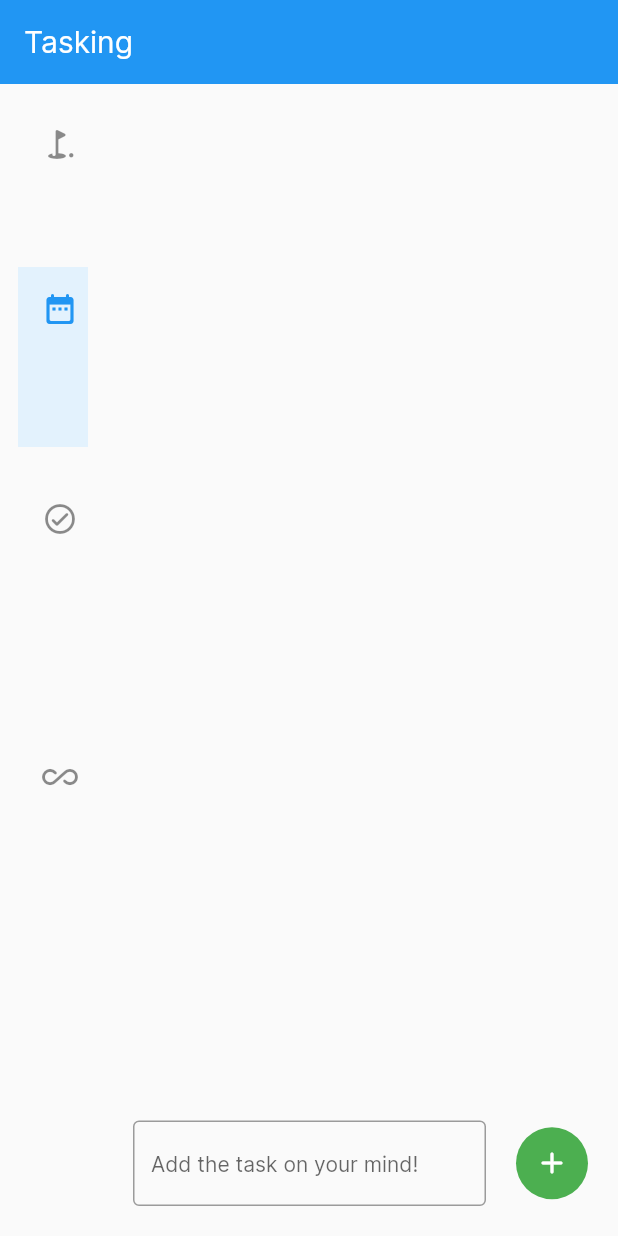
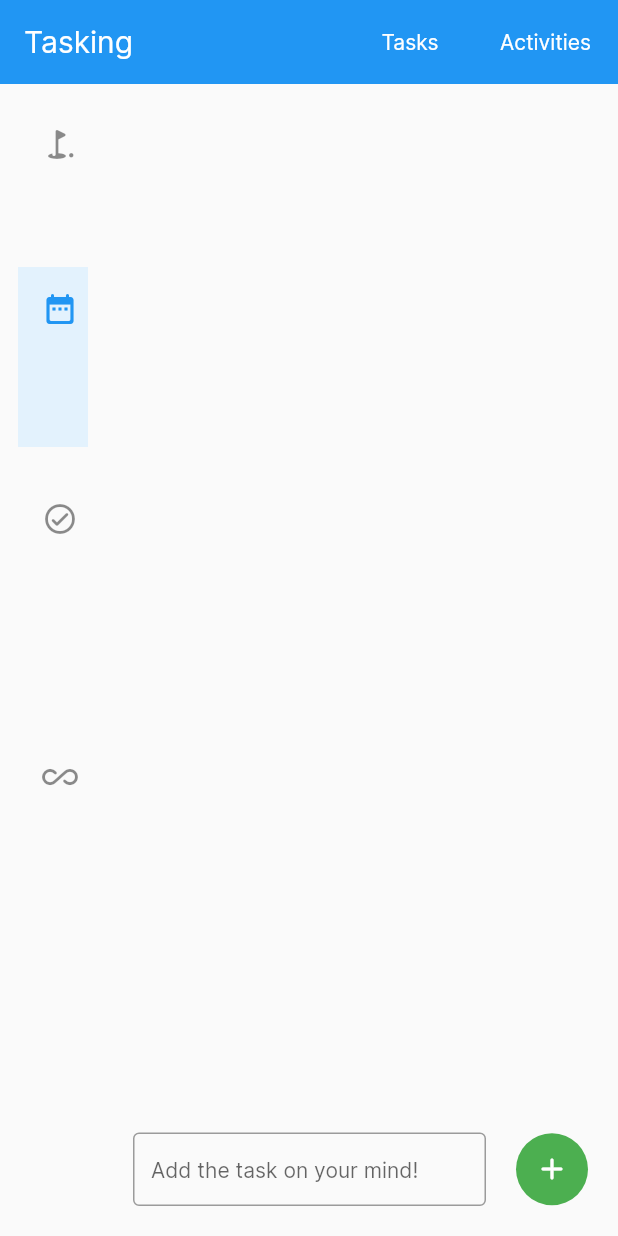
Before and after one commit to 10tux/tasking, a Flutter app: the screen it shows after launch, on a phone screen of 412 x 824 dp. Run offline on Flutter 3.47's test engine with Material 2 defaults, Android fonts, the phone set to English and light mode, and no system bars; missing offline and left inert: dart:ffi, desktop_window, sqlite3.

Commit message:
intermediate reference commit

```diff
--- a/lib/main.dart
+++ b/lib/main.dart
@@ -2,7 +2,8 @@ import 'package:desktop_window/desktop_window.dart';
 import 'package:flutter/material.dart';
 import 'package:provider/provider.dart';
 
-import 'screens/home_screen.dart';
+import 'screens/tasks_screen.dart';
+import 'screens/activities_screen.dart';
 import 'logic/database.dart';
 import 'logic/data_structures.dart';
 
@@ -55,7 +56,10 @@ class _MyAppState extends State<MyApp> {
             subtitle1: TextStyle(fontSize: 14),
             subtitle2: TextStyle(fontSize: 14),
           )),
-      home: MyHomePage(title: 'Tasking'), // Landing page with task details
+      routes: {
+        '/': (context) => TasksScreen(), // Landing page with task details
+        '/activities': (context) => ActivitiesScreen(),
+      },
     );
   }
 }
--- /dev/null
+++ b/lib/screens/activities_screen.dart
@@ -0,0 +1,11 @@
+import 'package:flutter/material.dart';
+import 'widgets/app_bar.dart';
+
+class ActivitiesScreen extends StatelessWidget {
+  @override
+  Widget build(BuildContext context) {
+    return Scaffold(
+      appBar: taskingAppBar(context),
+    );
+  }
+}
--- a/lib/screens/home_screen.dart
+++ b/lib/screens/tasks_screen.dart
@@ -2,25 +2,21 @@ import 'package:flutter/material.dart';
 import 'package:provider/provider.dart';
 import '../logic/database.dart';
 import '../logic/data_structures.dart';
+import 'widgets/app_bar.dart';
 
 /// Landing page with all task details
 ///
 /// Widget contains a header with application name
 /// On the left lies the menu for filtering tasks
 /// On the right list of tasks are displayed
-/// Towars the bottom input provided for new taks
-class MyHomePage extends StatelessWidget {
-  MyHomePage({Key key, this.title}) : super(key: key);
-
-  final String title;
+/// Towards the bottom an input box is provided for new taks
+class TasksScreen extends StatelessWidget {
+  TasksScreen({Key key}) : super(key: key);
 
   @override
   Widget build(BuildContext context) {
     return Scaffold(
-      appBar: AppBar(
-        title: Text(title),
-        elevation: 0,
-      ),
+      appBar: taskingAppBar(context),
       body: Container(
         child: Row(
           children: [
@@ -265,6 +261,7 @@ class _AddTaskState extends State<AddTask> {
                 decoration: const InputDecoration(
                   hintText: "Add the task on your mind!",
                   border: OutlineInputBorder(),
+                  isDense: true,
                 ),
                 onChanged: (value) {
                   this.setState(() {
--- /dev/null
+++ b/lib/screens/widgets/app_bar.dart
@@ -0,0 +1,26 @@
+import 'package:flutter/material.dart';
+
+final taskingAppBar = (BuildContext context) => AppBar(
+      title: Text('Tasking'),
+      actions: [
+        Container(
+          padding: EdgeInsets.all(10),
+          child: TextButton(
+            onPressed: () {
+              Navigator.pushNamed(context, '/');
+            },
+            child: Text('Tasks', style: TextStyle(color: Colors.white)),
+          ),
+        ),
+        Container(
+          padding: EdgeInsets.all(10),
+          child: TextButton(
+            onPressed: () {
+              Navigator.pushNamed(context, '/activities');
+            },
+            child: Text('Activities', style: TextStyle(color: Colors.white)),
+          ),
+        ),
+      ],
+      elevation: 0,
+    );
```
